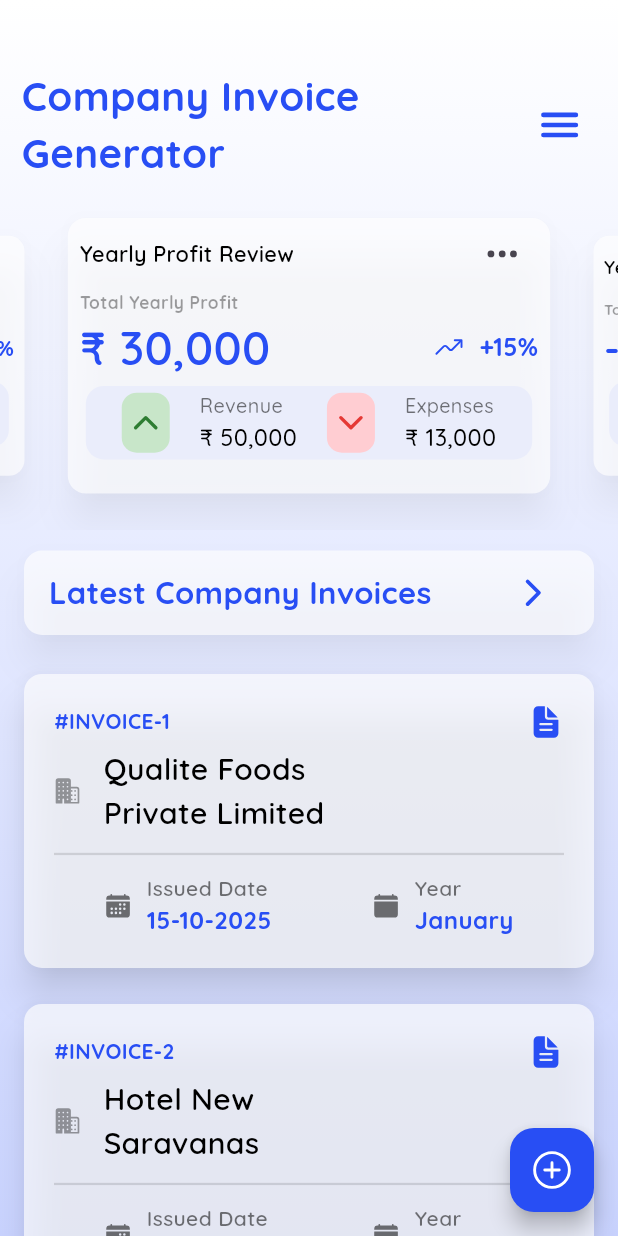
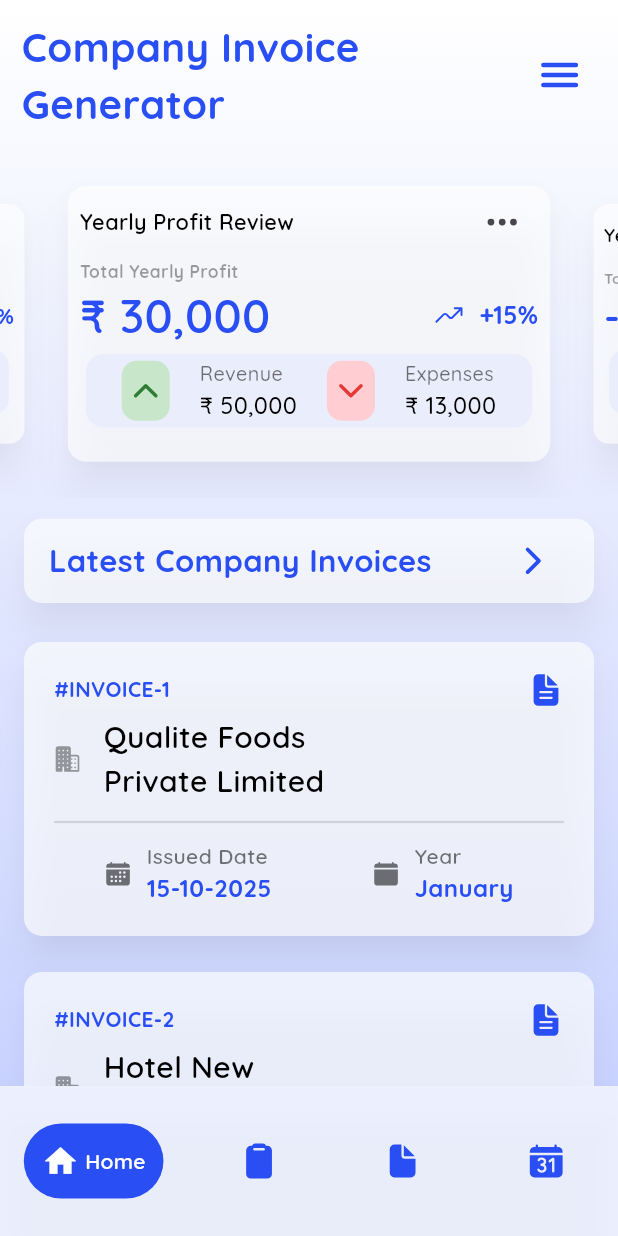
Before and after one commit to Preetham-Prasad-S/flutter-invoice-generator-clean-architecture, a Flutter app: the screen it shows after launch, on a phone screen of 412 x 824 dp. Run offline on Flutter 3.47's test engine with Material 3 defaults, Android fonts, the phone set to English and light mode, and no system bars; drawn by our look-alikes of carousel_slider; our stand-ins replace dotted_border, equatable, file_picker, flutter_riverpod, fpdart, ionicons and 2 more; accounts and stored records are empty.

Commit message:
Latest commit with bottom nav bar changes from PC"

```diff
--- a/lib/base_screen.dart
+++ b/lib/base_screen.dart
@@ -1,40 +1,143 @@
+import 'package:app_prototype/core/themes/app_color.dart';
+import 'package:app_prototype/features/home/presentation/screens/home_screen.dart';
+import 'package:app_prototype/features/invoice/presentation/screens/invoice_bill_screen.dart';
+import 'package:app_prototype/features/template/presentation/screens/upload_template_screen.dart';
+import 'package:app_prototype/providers.dart';
 import 'package:flutter/material.dart';
+import 'package:flutter_riverpod/flutter_riverpod.dart';
+import 'package:ionicons/ionicons.dart';
 
-class BaseScreen extends StatefulWidget {
+class BaseScreen extends ConsumerWidget {
   const BaseScreen({super.key});
 
   @override
-  State<BaseScreen> createState() => _BaseScreenState();
-}
+  Widget build(BuildContext context, WidgetRef ref) {
+    final index = ref.watch(basePageIndex);
 
-class _BaseScreenState extends State<BaseScreen> {
-  int index = 0;
-  @override
-  Widget build(BuildContext context) {
     return Scaffold(
-      backgroundColor: Colors.black,
       body: Column(
-        mainAxisAlignment: MainAxisAlignment.center,
         children: [
-          IndexedStack(
-            children: [
-              Center(child: Text("1safsdfasdf")),
-              Text("2"),
-              Text("3"),
-            ],
-            index: index,
+          Expanded(
+            child: IndexedStack(
+              children: [
+                HomeScreen(),
+                UploadTemplateScreen(),
+                InvoiceBillScreen(),
+                Scaffold(
+                  body: Center(child: Text("Text")),
+                  backgroundColor: Colors.white,
+                ),
+              ],
+              index: index,
+            ),
           ),
-          IconButton(
-            onPressed: () {
-              setState(() {
-                index++;
-                index = index % 3;
-              });
-            },
-            icon: Icon(Icons.add),
-          ),
+          _CustomBottomNavigationBar(),
         ],
       ),
     );
   }
 }
+
+class _CustomBottomNavigationBar extends ConsumerWidget {
+  _CustomBottomNavigationBar();
+
+  @override
+  Widget build(BuildContext context, WidgetRef ref) {
+    final indexRef = ref.read(basePageIndex.notifier);
+    final index = ref.watch(basePageIndex);
+
+    return DecoratedBox(
+      decoration: BoxDecoration(color: AppColor.scaffoldBackgroundGradient2),
+      child: SizedBox(
+        height: 100,
+        child: Card(
+          shape: RoundedRectangleBorder(),
+          elevation: 10,
+          shadowColor: AppColor.cardShadowColor,
+          margin: EdgeInsets.all(0),
+          color: AppColor.cardColor,
+          child: Row(
+            mainAxisAlignment: MainAxisAlignment.spaceAround,
+            crossAxisAlignment: CrossAxisAlignment.center,
+            children: [
+              _CustomBottomNavigationButton(
+                text: "Home",
+                icon: Icons.home,
+                onPressed: () => indexRef.state = 0,
+                currentIndex: 0,
+                selectedIndex: index,
+              ),
+              _CustomBottomNavigationButton(
+                text: "Invoice",
+                icon: Ionicons.clipboard,
+                onPressed: () => indexRef.state = 1,
+                currentIndex: 1,
+                selectedIndex: index,
+              ),
+              _CustomBottomNavigationButton(
+                text: "Template",
+                icon: Ionicons.document,
+                onPressed: () => indexRef.state = 2,
+                currentIndex: 2,
+                selectedIndex: index,
+              ),
+              _CustomBottomNavigationButton(
+                text: "History",
+                icon: Ionicons.calendar_number,
+                onPressed: () => indexRef.state = 3,
+                currentIndex: 3,
+                selectedIndex: index,
+              ),
+            ],
+          ),
+        ),
+      ),
+    );
+  }
+}
+
+class _CustomBottomNavigationButton extends StatelessWidget {
+  final int currentIndex;
+  final int selectedIndex;
+  final VoidCallback onPressed;
+  final IconData icon;
+  final String text;
+
+  const _CustomBottomNavigationButton({
+    required this.currentIndex,
+    required this.selectedIndex,
+    required this.onPressed,
+    required this.icon,
+    required this.text,
+  });
+
+  @override
+  Widget build(BuildContext context) {
+    bool isSelected = currentIndex == selectedIndex;
+
+    return TextButton(
+      style: TextButton.styleFrom(
+        fixedSize: Size.fromHeight(50),
+        backgroundColor:
+            isSelected ? AppColor.primaryAppColor : Colors.transparent,
+        foregroundColor: !isSelected ? AppColor.primaryAppColor : Colors.white,
+      ),
+      onPressed: onPressed,
+      child: Row(
+        mainAxisAlignment: MainAxisAlignment.center,
+        children: [
+          Icon(icon, size: 25),
+          isSelected
+              ? Text(
+                " $text",
+                style: TextStyle(
+                  fontFamily: "Quicksand",
+                  fontWeight: FontWeight.w600,
+                ),
+              )
+              : SizedBox.shrink(),
+        ],
+      ),
+    );
+  }
+}
--- a/lib/core/widgets/custom_title_widget.dart
+++ b/lib/core/widgets/custom_title_widget.dart
@@ -18,11 +18,12 @@ class CustomTitleWidget extends StatelessWidget {
     final screenHeight = MediaQuery.of(context).size.height;
     final screenWidth = MediaQuery.of(context).size.width;
 
-    return Column(
-      children: [
-        SizedBox(height: screenHeight * 0.055),
-        Padding(
-          padding: EdgeInsets.symmetric(horizontal: screenWidth * 0.035),
+    return SafeArea(
+      child: Padding(
+        padding: EdgeInsets.symmetric(
+          horizontal: screenWidth * 0.035,
+          vertical: 12,
+        ),
         child: Row(
           mainAxisAlignment: MainAxisAlignment.spaceBetween,
           children: [
@@ -51,7 +52,6 @@ class CustomTitleWidget extends StatelessWidget {
           ],
         ),
       ),
-      ],
     );
   }
 }
--- a/lib/features/home/presentation/screens/home_screen.dart
+++ b/lib/features/home/presentation/screens/home_screen.dart
@@ -27,19 +27,8 @@ class HomeScreen extends StatelessWidget {
       child: Scaffold(
         // backgroundColor: const Color.fromARGB(0, 0, 0, 0),
         body: _HomeScreenBody(),
-        // bottomNavigationBar: Padding(
-        //   padding: const EdgeInsets.all(8.0),
-        //   child: BottomNavigationBar(
-        //     items: [
-        //       BottomNavigationBarItem(icon: Icon(Ionicons.home), label: "Home"),
-        //       BottomNavigationBarItem(
-        //         icon: Icon(Ionicons.paper_plane),
-        //         label: "Invoice",
-        //       ),
-        //     ],
-        //   ),
-        // ),
-        floatingActionButton: _HomeScreenActionButton(),
+
+        // floatingActionButton: _HomeScreenActionButton(),
       ),
     );
   }
--- a/lib/features/home/presentation/widgets/custom_invoice_card_widget.dart
+++ b/lib/features/home/presentation/widgets/custom_invoice_card_widget.dart
@@ -23,7 +23,7 @@ class CustomInvoiceCardWidget extends StatelessWidget {
       padding: const EdgeInsets.symmetric(vertical: 8.0),
       child: Card(
         elevation: 10,
-        shadowColor: AppColor.fadedBlack,
+        shadowColor: AppColor.cardShadowColor,
         color: const Color.fromARGB(171, 255, 255, 255),
         child: Padding(
           padding: const EdgeInsets.all(20.0),
--- a/lib/features/invoice/presentation/screens/invoice_bill_screen.dart
+++ b/lib/features/invoice/presentation/screens/invoice_bill_screen.dart
@@ -1,5 +1,4 @@
 import 'package:app_prototype/core/themes/app_color.dart';
-import 'package:app_prototype/features/template/presentation/widgets/custom_template_submit_button_widget.dart';
 import '../widgets/custom_date_picker_widget.dart';
 import '../widgets/custom_final_invoice_widget.dart';
 import 'package:ionicons/ionicons.dart';
@@ -29,13 +28,14 @@ class InvoiceBillScreen extends StatelessWidget {
         ),
       ),
       child: Scaffold(
+        resizeToAvoidBottomInset: false,
         backgroundColor: Colors.transparent,
         body: Column(
           // Page Title
           children: [
             CustomTitleWidget(
-              onPressed: () => Navigator.of(context).pop(),
-              buttonIcon: Ionicons.exit_outline,
+              onPressed: () {},
+              buttonIcon: Ionicons.menu,
               titleText: "Generate New Company Invoice",
             ),
             Expanded(
--- a/lib/features/template/presentation/screens/upload_template_screen.dart
+++ b/lib/features/template/presentation/screens/upload_template_screen.dart
@@ -57,8 +57,8 @@ class _UploadTemplateScreenState extends ConsumerState<UploadTemplateScreen> {
               children: [
                 // Page Title
                 CustomTitleWidget(
-                  onPressed: () => Navigator.of(context).pop(),
-                  buttonIcon: Ionicons.exit_outline,
+                  onPressed: () {},
+                  buttonIcon: Ionicons.menu,
                   titleText: "Add Company Invoice",
                 ),
                 Expanded(
--- a/lib/features/template/presentation/widgets/custom_template_submit_button_widget.dart
+++ b/lib/features/template/presentation/widgets/custom_template_submit_button_widget.dart
@@ -1,5 +1,4 @@
 import 'package:app_prototype/core/helper/snack_bar_helper_function.dart';
-import 'package:app_prototype/core/themes/app_color.dart';
 import 'package:app_prototype/core/widgets/custom_gradiant_button_widget.dart';
 import 'package:app_prototype/features/template/dependency_injection.dart';
 import 'package:app_prototype/features/template/presentation/providers/template_details_notifier.dart';
--- a/lib/main.dart
+++ b/lib/main.dart
@@ -2,7 +2,6 @@ import 'package:app_prototype/base_screen.dart';
 import 'package:app_prototype/core/secrets/supabase_credentials.dart';
 import 'package:app_prototype/core/themes/app_theme.dart';
 import 'package:app_prototype/features/home/presentation/screens/home_screen.dart';
-import 'package:app_prototype/features/invoice/presentation/screens/invoice_bill_screen.dart';
 import 'package:flutter/material.dart';
 import 'package:flutter_riverpod/flutter_riverpod.dart';
 import 'package:supabase_flutter/supabase_flutter.dart';
@@ -26,7 +25,7 @@ class MyApp extends StatelessWidget {
     return MaterialApp(
       theme: AppTheme.appLightTheme,
       debugShowCheckedModeBanner: false,
-      home: HomeScreen(),
+      home: BaseScreen(),
     );
   }
 }
--- /dev/null
+++ b/lib/providers.dart
@@ -0,0 +1,3 @@
+import 'package:flutter_riverpod/legacy.dart';
+
+final StateProvider basePageIndex = StateProvider<int>((ref) => 0);
```
Lines whose indentation alone changed are shown as unchanged.
